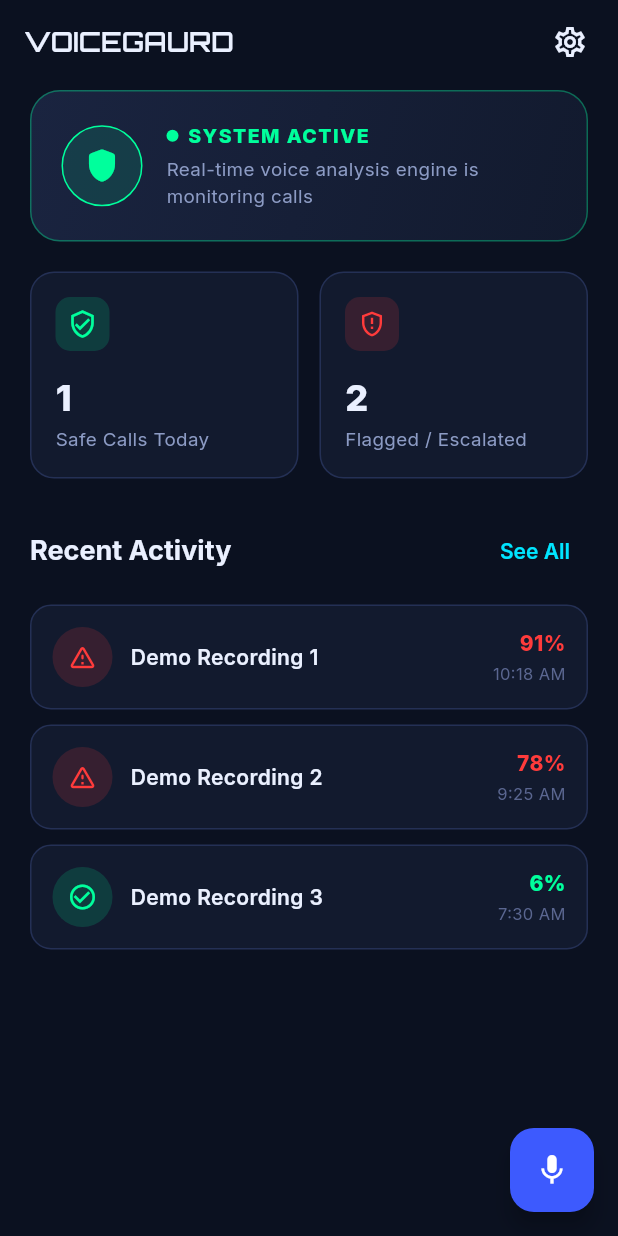
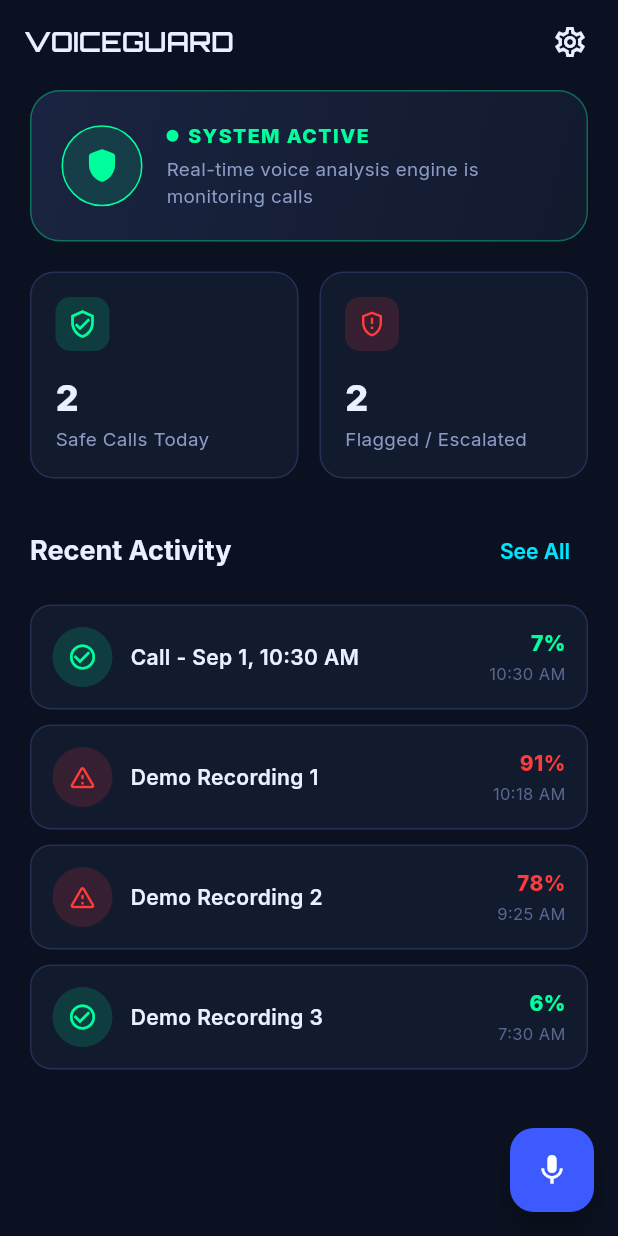
Before and after one commit to Botnikkk/voiceguard, a Flutter app: the screen it shows after launch, after a tap on "LOGIN", after a tap on the "mic" icon, after a tap on "Stop listening", on a phone screen of 412 x 824 dp. Run offline on Flutter 3.47's test engine with Material 3 defaults, Android fonts, the phone set to English and light mode, and no system bars; our stand-ins replace flutter_riverpod, flutter_slidable, google_fonts, hive_flutter, local_auth, permission_handler; missing offline and left inert: phone_state; accounts and stored records are empty.

Commit message:
Switched to Hive storage and added deletion option.

```diff
--- /dev/null
+++ b/lib/core/data/database.dart
@@ -0,0 +1,43 @@
+import 'package:hive_flutter/hive_flutter.dart';
+import 'package:voiceguard/models/recording_log.dart';
+
+class RecordingLogDatabase {
+  final Box<RecordingLog> box = Hive.box<RecordingLog>("RecordingBox");
+
+  void createInitialData() {
+    // Only inject data if the box is completely empty
+    if (box.isNotEmpty) return;
+
+    final now = DateTime.now();
+
+    final initialData = [
+      RecordingLog(
+        id: 'c1',
+        recordingName: 'Demo Recording 1',
+        timestamp: now.subtract(const Duration(minutes: 12)),
+        riskScore: 0.91,
+        verdict: RecordingVerdict.escalated,
+        durationInSeconds: 222,
+      ),
+      RecordingLog(
+        id: 'c2',
+        recordingName: 'Demo Recording 2',
+        timestamp: now.subtract(const Duration(hours: 1, minutes: 5)),
+        riskScore: 0.78,
+        verdict: RecordingVerdict.flagged,
+        durationInSeconds: 75,
+      ),
+      RecordingLog(
+        id: 'c3',
+        recordingName: 'Demo Recording 3',
+        timestamp: now.subtract(const Duration(hours: 3)),
+        riskScore: 0.06,
+        verdict: RecordingVerdict.safe,
+        durationInSeconds: 483,
+      ),
+    ];
+
+    // Add directly to Hive. No clearing, no in-memory lists.
+    box.addAll(initialData);
+  }
+}
--- a/lib/features/call_analysis/screens/live_call_screen.dart
+++ b/lib/features/call_analysis/screens/live_call_screen.dart
@@ -1,23 +1,77 @@
+import 'dart:async';
 import 'package:flutter/material.dart';
+import 'package:hive_flutter/hive_flutter.dart';
+import 'package:intl/intl.dart';
 import 'package:flutter_riverpod/flutter_riverpod.dart';
+
+import '../../../models/recording_log.dart';
 import '../../../../core/theme/app_colors.dart';
 import '../../../../core/widgets/custom_button.dart';
 import '../../../../core/widgets/risk_gauge.dart';
 import '../providers/risk_score_provider.dart';
 
-class LiveCallScreen extends ConsumerWidget {
-  /// Caller's display name. Real telecom calls rarely expose a name (only
-  /// a number) unless it matches a local contact — resolve that lookup
-  /// yourself and pass it in, or fall back to "Unknown Caller".
+class LiveCallScreen extends ConsumerStatefulWidget {
+  const LiveCallScreen({super.key});
 
-  /// Real caller number when launched from an actual incoming call via
-  /// [CallDetectionService]; a dummy number for the "Simulate" demo path.
+  @override
+  ConsumerState<LiveCallScreen> createState() => _LiveCallScreenState();
+}
 
-  const LiveCallScreen({
-    super.key,
-  });
+class _LiveCallScreenState extends ConsumerState<LiveCallScreen> {
+  int _seconds = 0;
+  Timer? _timer;
 
-  void _showEscalationSheet(BuildContext context) {
+  @override
+  void initState() {
+    super.initState();
+    // Start the timer when the screen opens
+    _timer = Timer.periodic(const Duration(seconds: 1), (_) {
+      if (mounted) setState(() => _seconds++);
+    });
+  }
+
+  @override
+  void dispose() {
+    _timer?.cancel(); // Prevent memory leaks
+    super.dispose();
+  }
+
+  String get _formattedTime {
+    final m = (_seconds ~/ 60).toString().padLeft(2, '0');
+    final s = (_seconds % 60).toString().padLeft(2, '0');
+    return '$m:$s';
+  }
+
+  // Handle saving the log to the Hive Database
+  void _endCall(double finalRiskScore, {bool escalate = false}) {
+    RecordingVerdict verdict;
+    if (escalate) {
+      verdict = RecordingVerdict.escalated;
+    } else if (finalRiskScore >= 0.7) {
+      verdict = RecordingVerdict.flagged;
+    } else {
+      verdict = RecordingVerdict.safe;
+    }
+
+    final now = DateTime.now();
+    final timeString = DateFormat('MMM d, h:mm a').format(now);
+
+    final newLog = RecordingLog(
+      id: 'c-${now.millisecondsSinceEpoch}',
+      recordingName: 'Call - $timeString',
+      timestamp: now,
+      riskScore: finalRiskScore,
+      verdict: verdict,
+      durationInSeconds: _seconds,
+    );
+
+    // Add directly to the Hive Box! No clearing required.
+    Hive.box<RecordingLog>("RecordingBox").add(newLog);
+
+    Navigator.of(context).pop();
+  }
+
+  void _showEscalationSheet(BuildContext context, double currentRiskScore) {
     showModalBottomSheet(
       context: context,
       backgroundColor: AppColors.bgSurfaceElevated,
@@ -53,8 +107,9 @@ class LiveCallScreen extends ConsumerWidget {
               icon: Icons.send_rounded,
               variant: ButtonVariant.danger,
               onPressed: () {
-                Navigator.of(context).pop();
-                Navigator.of(context).pop();
+                Navigator.of(context).pop(); // Close bottom sheet
+                _endCall(currentRiskScore,
+                    escalate: true); // Save & close screen
               },
             ),
             const SizedBox(height: 10),
@@ -70,13 +125,13 @@ class LiveCallScreen extends ConsumerWidget {
   }
 
   @override
-  Widget build(BuildContext context, WidgetRef ref) {
+  Widget build(BuildContext context) {
     final riskScore = ref.watch(riskScoreProvider);
     final riskColor = AppColors.riskColor(riskScore);
     final isDanger = riskScore >= 0.7;
 
     return PopScope(
-      canPop: true,
+      canPop: false, // Prevent accidental back button presses during a "call"
       child: Scaffold(
         backgroundColor: AppColors.bgDeepest,
         body: SafeArea(
@@ -127,7 +182,7 @@ class LiveCallScreen extends ConsumerWidget {
                 ),
                 _buildDetectionSignals(riskScore),
                 const SizedBox(height: 20),
-                _buildActionButtons(context, riskColor),
+                _buildActionButtons(context, riskColor, riskScore),
                 const SizedBox(height: 24),
               ],
             ),
@@ -159,9 +214,14 @@ class LiveCallScreen extends ConsumerWidget {
               fontSize: 20,
               fontWeight: FontWeight.w700),
         ),
-        const SizedBox(height: 2),
-        const SizedBox(height: 6),
-        const _CallTimer(),
+        const SizedBox(height: 8),
+        Text(
+          _formattedTime,
+          style: const TextStyle(
+              color: AppColors.accentCyan,
+              fontSize: 12.5,
+              fontWeight: FontWeight.w600),
+        ),
       ],
     );
   }
@@ -234,7 +294,8 @@ class LiveCallScreen extends ConsumerWidget {
     );
   }
 
-  Widget _buildActionButtons(BuildContext context, Color riskColor) {
+  Widget _buildActionButtons(
+      BuildContext context, Color riskColor, double riskScore) {
     return Padding(
       padding: const EdgeInsets.symmetric(horizontal: 24),
       child: Column(
@@ -244,55 +305,18 @@ class LiveCallScreen extends ConsumerWidget {
             label: 'Stop listening',
             icon: Icons.stop_circle_outlined,
             variant: ButtonVariant.danger,
-            onPressed: () => Navigator.of(context).pop(),
+            // Trigger save function natively
+            onPressed: () => _endCall(riskScore),
           ),
           const SizedBox(height: 12),
           CustomButton(
             label: 'Escalate to Fraud Team',
             icon: Icons.local_police_outlined,
             variant: ButtonVariant.primary,
-            onPressed: () => _showEscalationSheet(context),
+            onPressed: () => _showEscalationSheet(context, riskScore),
           ),
         ],
       ),
     );
   }
 }
-
-class _CallTimer extends StatefulWidget {
-  const _CallTimer();
-
-  @override
-  State<_CallTimer> createState() => _CallTimerState();
-}
-
-class _CallTimerState extends State<_CallTimer> {
-  int _seconds = 0;
-  late final Stream<int> _ticker;
-
-  @override
-  void initState() {
-    super.initState();
-    _ticker = Stream.periodic(const Duration(seconds: 1), (i) => i + 1);
-    _ticker.listen((s) {
-      if (mounted) setState(() => _seconds = s);
-    });
-  }
-
-  String get _formatted {
-    final m = (_seconds ~/ 60).toString().padLeft(2, '0');
-    final s = (_seconds % 60).toString().padLeft(2, '0');
-    return '$m:$s';
-  }
-
-  @override
-  Widget build(BuildContext context) {
-    return Text(
-      _formatted,
-      style: const TextStyle(
-          color: AppColors.accentCyan,
-          fontSize: 12.5,
-          fontWeight: FontWeight.w600),
-    );
-  }
-}
--- a/lib/features/dashboard/screens/dashboard_screen.dart
+++ b/lib/features/dashboard/screens/dashboard_screen.dart
@@ -1,19 +1,44 @@
 import 'package:flutter/material.dart';
+import 'package:hive_flutter/hive_flutter.dart';
 import 'package:intl/intl.dart';
+
+import '../../../core/data/database.dart';
 import '../../../../core/theme/app_colors.dart';
 import '../../../models/recording_log.dart';
 import '../../call_analysis/screens/live_call_screen.dart';
 import '../../logs/screens/logs_screen.dart';
 import '../../settings/screens/settings_screen.dart';
 import '../widgets/call_summary_card.dart';
-import 'package:flutter_slidable/flutter_slidable.dart';
 
-class DashboardScreen extends StatelessWidget {
+class DashboardScreen extends StatefulWidget {
   const DashboardScreen({super.key});
 
   @override
+  State<DashboardScreen> createState() => _DashboardScreenState();
+}
+
+class _DashboardScreenState extends State<DashboardScreen> {
+  final RecordingLogDatabase db = RecordingLogDatabase();
+
+  // ADD THIS INITSTATE BLOCK
+  @override
+  void initState() {
+    super.initState();
+    // This will instantly inject the 3 dummy items
+    // ONLY if the box is completely empty.
+    db.createInitialData();
+  }
+
+  @override
   Widget build(BuildContext context) {
-    final logs = RecordingLog.dummyList();
+    // 1. Listen directly to box events for automatic reactivity
+    return ValueListenableBuilder<Box<RecordingLog>>(
+      valueListenable: Hive.box<RecordingLog>("RecordingBox").listenable(),
+      builder: (context, box, _) {
+        // Sort by timestamp so the newest recordings are always at the top
+        final logs = box.values.toList()
+          ..sort((a, b) => b.timestamp.compareTo(a.timestamp));
+
         final safeCount =
             logs.where((l) => l.verdict == RecordingVerdict.safe).length;
         final flaggedCount =
@@ -21,7 +46,7 @@ class DashboardScreen extends StatelessWidget {
 
         return Scaffold(
           appBar: AppBar(
-        title: const Text('VOICEGAURD'),
+            title: const Text('VOICEGUARD'),
             actions: [
               IconButton(
                 icon: const Icon(Icons.settings_outlined),
@@ -60,12 +85,35 @@ class DashboardScreen extends StatelessWidget {
                   ],
                 ),
                 const SizedBox(height: 24),
-            _buildSectionHeader(context, 'Recent Activity', onSeeAll: () {
-              Navigator.of(context).push(
+                _buildSectionHeader(
+                  context,
+                  'Recent Activity',
+                  onSeeAll: () => Navigator.of(context).push(
                     MaterialPageRoute(builder: (_) => const LogsScreen()),
-              );
-            }),
+                  ),
+                ),
                 const SizedBox(height: 12),
+
+                // Render logs or an empty placeholder
+                if (logs.isEmpty)
+                  Container(
+                    padding: const EdgeInsets.all(24),
+                    decoration: BoxDecoration(
+                      color: AppColors.bgSurface,
+                      borderRadius: BorderRadius.circular(14),
+                      border: Border.all(color: AppColors.border),
+                    ),
+                    child: const Center(
+                      child: Text(
+                        'No recordings yet',
+                        style: TextStyle(
+                          color: AppColors.textSecondary,
+                          fontSize: 13,
+                        ),
+                      ),
+                    ),
+                  )
+                else
                   ...logs.take(4).map((log) => _CallLogTile(log: log)),
               ],
             ),
@@ -77,6 +125,8 @@ class DashboardScreen extends StatelessWidget {
               MaterialPageRoute(builder: (_) => const LiveCallScreen()),
             ),
           ),
+        );
+      },
     );
   }
 
@@ -103,8 +153,11 @@ class DashboardScreen extends StatelessWidget {
               color: AppColors.safeGreen.withValues(alpha: 0.12),
               border: Border.all(color: AppColors.safeGreen),
             ),
-            child: const Icon(Icons.shield_rounded,
-                color: AppColors.safeGreen, size: 26),
+            child: const Icon(
+              Icons.shield_rounded,
+              color: AppColors.safeGreen,
+              size: 26,
+            ),
           ),
           const SizedBox(width: 16),
           Expanded(
@@ -136,8 +189,10 @@ class DashboardScreen extends StatelessWidget {
                 const SizedBox(height: 4),
                 const Text(
                   'Real-time voice analysis engine is monitoring calls',
-                  style:
-                      TextStyle(color: AppColors.textSecondary, fontSize: 12.5),
+                  style: TextStyle(
+                    color: AppColors.textSecondary,
+                    fontSize: 12.5,
+                  ),
                 ),
               ],
             ),
@@ -147,8 +202,11 @@ class DashboardScreen extends StatelessWidget {
     );
   }
 
-  Widget _buildSectionHeader(BuildContext context, String title,
-      {VoidCallback? onSeeAll}) {
+  Widget _buildSectionHeader(
+    BuildContext context,
+    String title, {
+    VoidCallback? onSeeAll,
+  }) {
     return Row(
       mainAxisAlignment: MainAxisAlignment.spaceBetween,
       children: [
@@ -189,22 +247,34 @@ class _CallLogTile extends StatelessWidget {
           ),
           const SizedBox(width: 12),
           Expanded(
-            child: Text(log.recordingName,
+            child: Text(
+              log.recordingName,
               style: const TextStyle(
                 color: AppColors.textPrimary,
                 fontWeight: FontWeight.w600,
-                    fontSize: 14)),
+                fontSize: 14,
+              ),
+            ),
           ),
           Column(
             crossAxisAlignment: CrossAxisAlignment.end,
             children: [
-              Text('${(log.riskScore * 100).toStringAsFixed(0)}%',
+              Text(
+                '${(log.riskScore * 100).toStringAsFixed(0)}%',
                 style: TextStyle(
-                      color: color, fontWeight: FontWeight.w800, fontSize: 14)),
+                  color: color,
+                  fontWeight: FontWeight.w800,
+                  fontSize: 14,
+                ),
+              ),
               const SizedBox(height: 2),
-              Text(DateFormat('h:mm a').format(log.timestamp),
+              Text(
+                DateFormat('h:mm a').format(log.timestamp),
                 style: const TextStyle(
-                      color: AppColors.textMuted, fontSize: 11)),
+                  color: AppColors.textMuted,
+                  fontSize: 11,
+                ),
+              ),
             ],
           ),
         ],
--- a/lib/main.dart
+++ b/lib/main.dart
@@ -1,10 +1,27 @@
 import 'package:flutter/material.dart';
 import 'package:flutter_riverpod/flutter_riverpod.dart';
+import 'package:hive_flutter/hive_flutter.dart';
+
 import 'core/services/call_detection_service.dart';
 import 'core/theme/app_theme.dart';
 import 'features/auth/screens/login_screen.dart';
+import 'package:voiceguard/models/recording_log.dart';
 
-void main() {
+void main() async {
+  // 1. Ensure Flutter bindings are initialized before async calls
+  WidgetsFlutterBinding.ensureInitialized();
+
+  // 2. Initialize Hive for Flutter
+  await Hive.initFlutter();
+
+  // 3. Register your TypeAdapters (Crucial for custom objects!)
+  // Ensure you generated the adapters for RecordingLog and RecordingVerdict
+  Hive.registerAdapter(RecordingLogAdapter());
+  Hive.registerAdapter(RecordingVerdictAdapter());
+
+  // 4. Open the box once globally
+  await Hive.openBox<RecordingLog>("RecordingBox");
+
   runApp(const ProviderScope(child: VoiceGuardApp()));
 }
 
--- a/lib/models/recording_log.dart
+++ b/lib/models/recording_log.dart
@@ -1,50 +1,47 @@
-enum RecordingVerdict { safe, flagged, escalated }
+import 'package:hive_flutter/hive_flutter.dart';
+part 'recording_log.g.dart';
 
+@HiveType(typeId: 0)
+enum RecordingVerdict {
+  @HiveField(0)
+  safe,
+  @HiveField(1)
+  flagged,
+  @HiveField(2)
+  escalated,
+}
+
+@HiveType(typeId: 1)
 class RecordingLog {
+  @HiveField(0)
   final String id;
+
+  @HiveField(1)
   final String recordingName;
+
+  @HiveField(2)
   final DateTime timestamp;
-  final double riskScore; // 0.0 - 1.0
+
+  @HiveField(3)
+  final double riskScore;
+
+  @HiveField(4)
   final RecordingVerdict verdict;
-  final Duration duration;
 
-  const RecordingLog({
+  // CHANGED: Store duration as an integer representing seconds
+  @HiveField(5)
+  final int durationInSeconds;
+
+  RecordingLog({
     required this.id,
     required this.recordingName,
     required this.timestamp,
     required this.riskScore,
     required this.verdict,
-    required this.duration,
+    required this.durationInSeconds, // Updated here
   });
 
-  /// Dummy data
-  static List<RecordingLog> dummyList() {
-    final now = DateTime.now();
-    return [
-      RecordingLog(
-        id: 'c1',
-        recordingName: 'Demo Recording 1',
-        timestamp: now.subtract(const Duration(minutes: 12)),
-        riskScore: 0.91,
-        verdict: RecordingVerdict.escalated,
-        duration: const Duration(minutes: 3, seconds: 42),
-      ),
-      RecordingLog(
-        id: 'c2',
-        recordingName: 'Demo Recording 2',
-        timestamp: now.subtract(const Duration(hours: 1, minutes: 5)),
-        riskScore: 0.78,
-        verdict: RecordingVerdict.flagged,
-        duration: const Duration(minutes: 1, seconds: 15),
-      ),
-      RecordingLog(
-        id: 'c3',
-        recordingName: 'Demo Recording 3',
-        timestamp: now.subtract(const Duration(hours: 3)),
-        riskScore: 0.06,
-        verdict: RecordingVerdict.safe,
-        duration: const Duration(minutes: 8, seconds: 3),
-      ),
-    ];
-  }
+  // ADDED: This makes sure your UI (log_screen and live_call_screen)
+  // doesn't break, because they are still looking for `.duration`
+  Duration get duration => Duration(seconds: durationInSeconds);
 }
--- a/pubspec.yaml
+++ b/pubspec.yaml
@@ -33,10 +33,15 @@ dependencies:
   # Slideable actions
   flutter_slidable: ^4.0.3
 
+  #Storing recordings and other data locally
+  hive_flutter: ^1.1.0
+
 dev_dependencies:
   flutter_test:
     sdk: flutter
   flutter_lints: ^4.0.0
+  hive_generator: ^2.0.1
+  build_runner: ^2.4.13
 
 flutter:
   uses-material-design: true
```
Also changed, not shown: lib/features/logs/screens/logs_screen.dart (+62 -9 lines), lib/models/recording_log.g.dart (added), pubspec.lock. Lines whose indentation alone changed are shown as unchanged.
